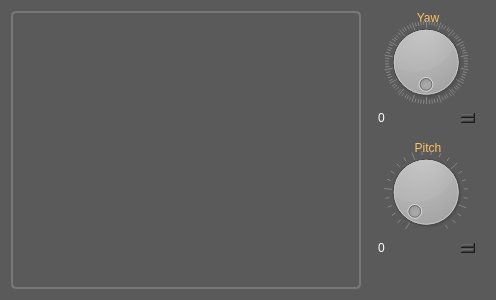
First picture: the form in trunk/qt-frontend/QtSunSkyEditor/forms/qtsunskyeditor.ui, repository phresnel/picogen, before the edit.
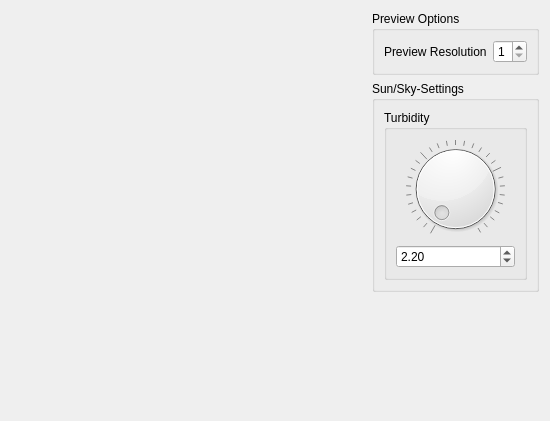
Second picture: the form after the edit.

Commit message: add: turbidity editing add: setting preview detail add: click on screen to set sun direction

The edit to the form file:
```diff
--- a/trunk/qt-frontend/QtSunSkyEditor/forms/qtsunskyeditor.ui
+++ b/trunk/qt-frontend/QtSunSkyEditor/forms/qtsunskyeditor.ui
@@ -6,8 +6,8 @@
    <rect>
     <x>0</x>
     <y>0</y>
-    <width>496</width>
-    <height>300</height>
+    <width>550</width>
+    <height>421</height>
    </rect>
   </property>
   <property name="windowTitle">
@@ -51,6 +51,11 @@
 	subcontrol-position: top center; /* position at the top center */
 	color: rgb(255, 193, 100);
 }
+QGroupBox &gt; QGroupBox::title {
+	subcontrol-origin: margin;
+	subcontrol-position: top center; /* position at the top center */
+	color: rgb(200, 160, 90);
+}
 QGraphicsView, #previewScreen {
 	background-color: qlineargradient(spread:pad, x1:0, y1:0, x2:0, y2:1,
              stop:0 rgb(108, 128, 108), 
@@ -95,7 +100,9 @@
     </widget>
    </item>
    <item row="0" column="1">
-    <widget class="QGroupBox" name="groupBox">
+    <layout class="QVBoxLayout" name="verticalLayout_3">
+     <item>
+      <widget class="QGroupBox" name="groupBox_3">
      <property name="sizePolicy">
       <sizepolicy hsizetype="Maximum" vsizetype="Maximum">
        <horstretch>0</horstretch>
@@ -103,69 +110,78 @@
       </sizepolicy>
      </property>
      <property name="title">
-      <string>Yaw</string>
-     </property>
-     <layout class="QVBoxLayout" name="verticalLayout">
-      <property name="sizeConstraint">
-       <enum>QLayout::SetMaximumSize</enum>
-      </property>
-      <item>
-       <widget class="QDial" name="dial">
-        <property name="sizePolicy">
-         <sizepolicy hsizetype="Maximum" vsizetype="Maximum">
-          <horstretch>0</horstretch>
-          <verstretch>0</verstretch>
-         </sizepolicy>
-        </property>
-        <property name="styleSheet">
-         <string notr="true"/>
-        </property>
-        <property name="maximum">
-         <number>360</number>
-        </property>
-        <property name="tracking">
-         <bool>true</bool>
-        </property>
-        <property name="invertedAppearance">
-         <bool>false</bool>
-        </property>
-        <property name="invertedControls">
-         <bool>false</bool>
-        </property>
-        <property name="wrapping">
-         <bool>true</bool>
-        </property>
-        <property name="notchesVisible">
-         <bool>true</bool>
+        <string>Preview Options</string>
+       </property>
+       <layout class="QFormLayout" name="formLayout">
+        <property name="fieldGrowthPolicy">
+         <enum>QFormLayout::AllNonFixedFieldsGrow</enum>
+        </property>
+        <item row="0" column="0">
+         <widget class="QLabel" name="label">
+          <property name="text">
+           <string>Preview Resolution</string>
         </property>
        </widget>
       </item>
-      <item>
-       <widget class="QSpinBox" name="spinBox">
+        <item row="0" column="1">
+         <widget class="QSpinBox" name="previewResolution">
+          <property name="sizePolicy">
+           <sizepolicy hsizetype="Maximum" vsizetype="Fixed">
+            <horstretch>0</horstretch>
+            <verstretch>0</verstretch>
+           </sizepolicy>
+          </property>
+          <property name="minimum">
+           <number>1</number>
+          </property>
         <property name="maximum">
-         <number>360</number>
+           <number>4</number>
         </property>
        </widget>
       </item>
      </layout>
     </widget>
    </item>
-   <item row="1" column="1">
+     <item>
+      <widget class="QGroupBox" name="groupBox_4">
+       <property name="sizePolicy">
+        <sizepolicy hsizetype="Preferred" vsizetype="Maximum">
+         <horstretch>0</horstretch>
+         <verstretch>0</verstretch>
+        </sizepolicy>
+       </property>
+       <property name="title">
+        <string>Sun/Sky-Settings</string>
+       </property>
+       <layout class="QVBoxLayout" name="verticalLayout_4">
+        <item>
     <widget class="QGroupBox" name="groupBox_2">
      <property name="sizePolicy">
-      <sizepolicy hsizetype="Maximum" vsizetype="Maximum">
+           <sizepolicy hsizetype="Preferred" vsizetype="MinimumExpanding">
        <horstretch>0</horstretch>
        <verstretch>0</verstretch>
       </sizepolicy>
      </property>
      <property name="title">
-      <string>Pitch</string>
-     </property>
-     <layout class="QVBoxLayout" name="verticalLayout_2">
+           <string>Turbidity</string>
+          </property>
+          <property name="flat">
+           <bool>false</bool>
+          </property>
+          <property name="checkable">
+           <bool>false</bool>
+          </property>
+          <layout class="QVBoxLayout" name="verticalLayout_2" stretch="0,0">
       <item>
-       <widget class="QDial" name="dial_2">
+            <widget class="QDial" name="turbidityDial">
+             <property name="minimum">
+              <number>165</number>
+             </property>
         <property name="maximum">
-         <number>90</number>
+              <number>4000</number>
+             </property>
+             <property name="notchTarget">
+              <double>37.000000000000000</double>
         </property>
         <property name="notchesVisible">
          <bool>true</bool>
@@ -173,27 +189,28 @@
        </widget>
       </item>
       <item>
-       <widget class="QSpinBox" name="spinBox_2">
+            <widget class="QDoubleSpinBox" name="turbiditySpinBox">
+             <property name="minimum">
+              <double>1.650000000000000</double>
+             </property>
         <property name="maximum">
-         <number>90</number>
-        </property>
+              <double>40.000000000000000</double>
+             </property>
+             <property name="singleStep">
+              <double>0.010000000000000</double>
+             </property>
+             <property name="value">
+              <double>2.200000000000000</double>
+             </property>
        </widget>
       </item>
      </layout>
     </widget>
    </item>
-   <item row="2" column="1">
-    <spacer name="verticalSpacer">
-     <property name="orientation">
-      <enum>Qt::Vertical</enum>
-     </property>
-     <property name="sizeHint" stdset="0">
-      <size>
-       <width>20</width>
-       <height>40</height>
-      </size>
-     </property>
-    </spacer>
+       </layout>
+      </widget>
+     </item>
+    </layout>
    </item>
   </layout>
  </widget>
```
Left out of the diff: 67 changed lines with no effect on the pictures. Lines whose indentation alone changed are shown as unchanged. The commit also changes 5 other files.
